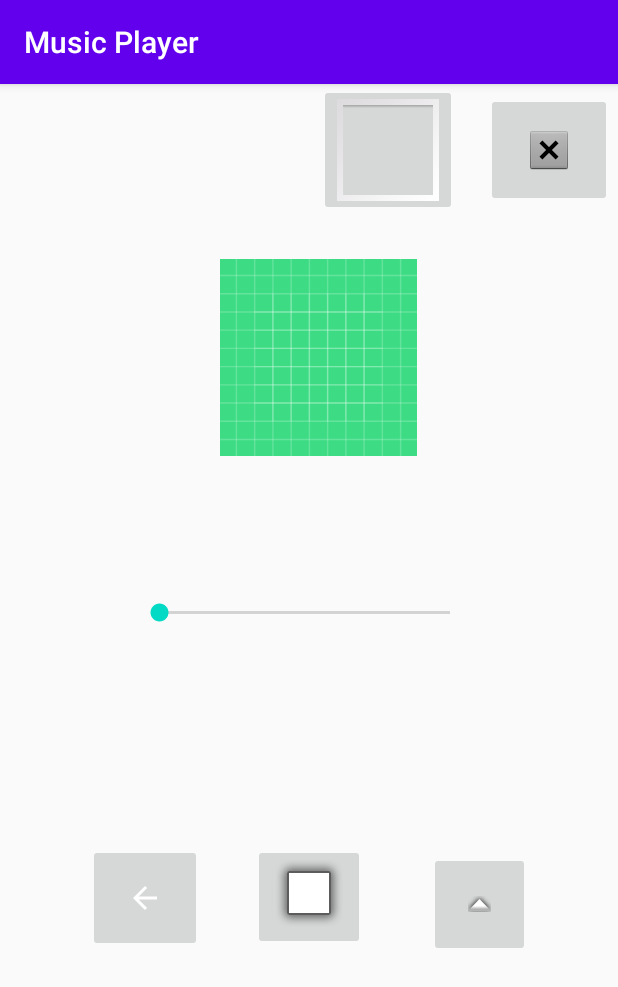
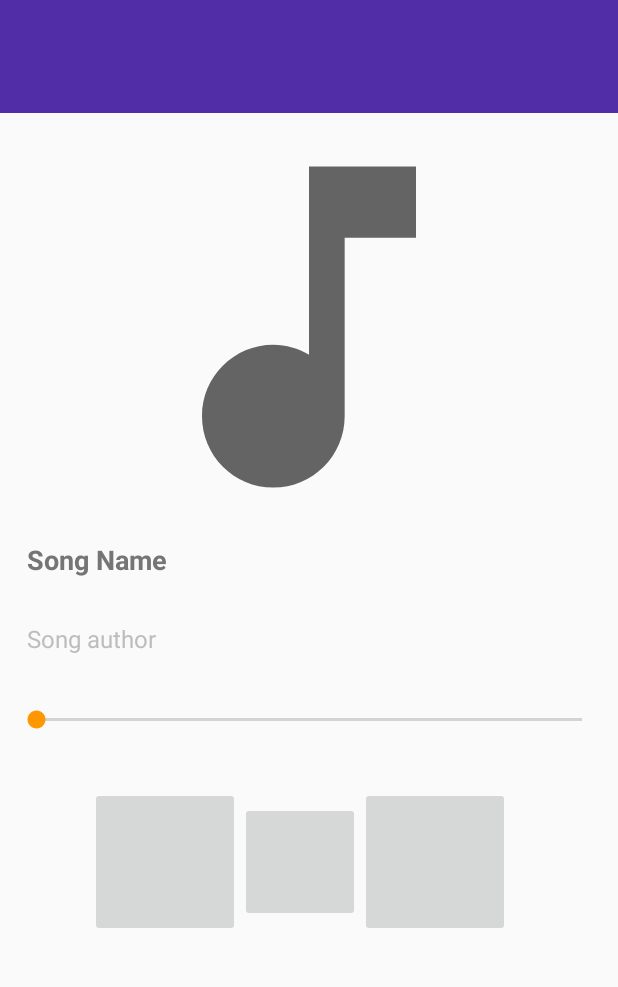
Before and after one commit to Birugov/SummerPlayer, an Android app: the screen it shows after launch (activity_play), on a phone screen of 412 x 824 dp. Shown: the top 987 px of the screen. Run offline under Robolectric (Android 15) with nearby library versions, the phone set to English and light mode, and no system bars.

Commit message:
start of designing

```diff
--- a/app/build.gradle
+++ b/app/build.gradle
@@ -31,4 +31,5 @@
     testImplementation 'junit:junit:4.12'
     androidTestImplementation 'androidx.test.ext:junit:1.1.1'
     androidTestImplementation 'androidx.test.espresso:espresso-core:3.2.0'
+    implementation 'com.google.android.material:material:1.1.0'
 }
--- a/app/src/main/AndroidManifest.xml
+++ b/app/src/main/AndroidManifest.xml
@@ -11,11 +11,11 @@
         android:roundIcon="@mipmap/ic_launcher_round"
         android:supportsRtl="true"
         android:theme="@style/AppTheme">
-        <activity android:name=".acticity_setting"></activity>
+        <activity android:name=".acticity_setting" />
         <activity android:name=".activity_main" />
         <activity
             android:name=".activity_play"
-            android:screenOrientation="portrait">
+            android:screenOrientation="fullSensor">
             <intent-filter>
                 <action android:name="android.intent.action.MAIN" />
 
--- /dev/null
+++ b/app/src/main/res/drawable-v24/baseline_arrow_back_ios_24.xml
@@ -0,0 +1,10 @@
+<vector xmlns:android="http://schemas.android.com/apk/res/android"
+    android:width="24dp"
+    android:height="24dp"
+    android:viewportWidth="24"
+    android:viewportHeight="24"
+    android:tint="?attr/colorControlNormal">
+  <path
+      android:fillColor="@android:color/white"
+      android:pathData="M11.67,3.87L9.9,2.1 0,12l9.9,9.9 1.77,-1.77L3.54,12z"/>
+</vector>
--- /dev/null
+++ b/app/src/main/res/drawable-v24/baseline_music_note_24.xml
@@ -0,0 +1,10 @@
+<vector xmlns:android="http://schemas.android.com/apk/res/android"
+    android:width="24dp"
+    android:height="24dp"
+    android:viewportWidth="24"
+    android:viewportHeight="24"
+    android:tint="?attr/colorControlNormal">
+  <path
+      android:fillColor="@android:color/white"
+      android:pathData="M12,3v10.55c-0.59,-0.34 -1.27,-0.55 -2,-0.55 -2.21,0 -4,1.79 -4,4s1.79,4 4,4 4,-1.79 4,-4V7h4V3h-6z"/>
+</vector>
--- /dev/null
+++ b/app/src/main/res/drawable-v24/baseline_settings_24.xml
@@ -0,0 +1,10 @@
+<vector xmlns:android="http://schemas.android.com/apk/res/android"
+    android:width="24dp"
+    android:height="24dp"
+    android:viewportWidth="24"
+    android:viewportHeight="24"
+    android:tint="?attr/colorControlNormal">
+  <path
+      android:fillColor="@android:color/white"
+      android:pathData="M19.14,12.94c0.04,-0.3 0.06,-0.61 0.06,-0.94c0,-0.32 -0.02,-0.64 -0.07,-0.94l2.03,-1.58c0.18,-0.14 0.23,-0.41 0.12,-0.61l-1.92,-3.32c-0.12,-0.22 -0.37,-0.29 -0.59,-0.22l-2.39,0.96c-0.5,-0.38 -1.03,-0.7 -1.62,-0.94L14.4,2.81c-0.04,-0.24 -0.24,-0.41 -0.48,-0.41h-3.84c-0.24,0 -0.43,0.17 -0.47,0.41L9.25,5.35C8.66,5.59 8.12,5.92 7.63,6.29L5.24,5.33c-0.22,-0.08 -0.47,0 -0.59,0.22L2.74,8.87C2.62,9.08 2.66,9.34 2.86,9.48l2.03,1.58C4.84,11.36 4.8,11.69 4.8,12s0.02,0.64 0.07,0.94l-2.03,1.58c-0.18,0.14 -0.23,0.41 -0.12,0.61l1.92,3.32c0.12,0.22 0.37,0.29 0.59,0.22l2.39,-0.96c0.5,0.38 1.03,0.7 1.62,0.94l0.36,2.54c0.05,0.24 0.24,0.41 0.48,0.41h3.84c0.24,0 0.44,-0.17 0.47,-0.41l0.36,-2.54c0.59,-0.24 1.13,-0.56 1.62,-0.94l2.39,0.96c0.22,0.08 0.47,0 0.59,-0.22l1.92,-3.32c0.12,-0.22 0.07,-0.47 -0.12,-0.61L19.14,12.94zM12,15.6c-1.98,0 -3.6,-1.62 -3.6,-3.6s1.62,-3.6 3.6,-3.6s3.6,1.62 3.6,3.6S13.98,15.6 12,15.6z"/>
+</vector>
--- a/app/src/main/res/layout/activity_play.xml
+++ b/app/src/main/res/layout/activity_play.xml
@@ -1,69 +1,108 @@
 <?xml version="1.0" encoding="utf-8"?>
-<AbsoluteLayout xmlns:android="http://schemas.android.com/apk/res/android"
+<LinearLayout xmlns:android="http://schemas.android.com/apk/res/android"
     xmlns:app="http://schemas.android.com/apk/res-auto"
     xmlns:tools="http://schemas.android.com/tools"
+    android:id="@+id/main_layout"
     android:layout_width="match_parent"
     android:layout_height="match_parent"
-    tools:context=".activity_play"
-    android:orientation="vertical">
+    android:orientation="vertical"
+    tools:context=".activity_play">
+
+    <RelativeLayout
+        android:id="@+id/exit_and_settings_layout"
+        android:layout_width="match_parent"
+        android:layout_height="wrap_content"
+        android:background="@color/primary_dark">
+
+
+        <ImageButton
+            android:id="@+id/mainImageButton"
+            android:layout_width="75dp"
+            android:layout_height="75dp"
+            android:layout_alignParentStart="true"
+            android:background="@color/primary_dark"
+            android:contentDescription="@string/exit_button" />
+
+        <ImageButton
+            android:id="@+id/settingImageButton"
+            android:layout_width="75dp"
+            android:layout_height="75dp"
+            android:layout_alignParentEnd="true"
+            android:background="@color/primary_dark" />
+    </RelativeLayout>
 
     <ImageView
         android:id="@+id/imageView"
-        android:layout_width="131dp"
-        android:layout_height="131dp"
-        android:layout_x="147dp"
-        android:layout_y="117dp"
-        app:srcCompat="@drawable/ic_launcher_background"
-        tools:layout_editor_absoluteX="151dp"
-        tools:layout_editor_absoluteY="83dp" />
+        android:layout_width="match_parent"
+        android:layout_height="285dp"
+        app:srcCompat="@drawable/baseline_music_note_24" />
+
+    <TextView
+        android:id="@+id/name_song"
+        style="@style/Widget.AppCompat.TextView.SpinnerItem"
+        android:layout_width="match_parent"
+        android:layout_height="54dp"
+        android:layout_marginStart="10dp"
+        android:textStyle="bold"
+        android:textSize="18sp"
+        android:foregroundTint="@color/secondary_text"
+        android:text="@string/song_name"
+        android:textColor="@color/secondary_text"
+        android:textColorHighlight="@color/secondary_text"
+        android:textColorHint="@color/secondary_text"
+        android:textColorLink="@color/secondary_text"
+        app:drawableTint="@color/secondary_text" />
+
+    <TextView
+        android:id="@+id/author_song"
+        style="@style/Widget.AppCompat.TextView.SpinnerItem"
+        android:layout_width="match_parent"
+        android:layout_height="50dp"
+        android:layout_marginStart="10dp"
+        android:text="@string/song_author"
+        android:textColor="@color/divider"
+        android:textColorHighlight="@color/divider"
+        android:textSize="16sp" />
 
     <SeekBar
-        android:id="@+id/seekBar"
-        android:layout_width="226dp"
-        android:layout_height="110dp"
-        android:layout_weight="1"
-        android:layout_x="90dp"
-        android:layout_y="298dp" />
+        android:id="@+id/seekBar2"
+        android:layout_width="match_parent"
+        android:layout_height="30dp"
+        android:layout_marginStart="8dp"
+        android:layout_marginEnd="8dp"
+        app:layout_constraintEnd_toEndOf="parent"
+        app:layout_constraintStart_toStartOf="parent"
+        app:layout_constraintTop_toTopOf="parent" />
 
-    <ImageButton
-        android:id="@+id/leftImageButton"
-        android:layout_width="76dp"
-        android:layout_height="72dp"
-        android:layout_x="59dp"
-        android:layout_y="507dp"
-        app:srcCompat="@drawable/abc_vector_test" />
+    <LinearLayout
+        android:id="@+id/work_with_song_layout"
+        android:layout_width="match_parent"
+        android:layout_height="match_parent"
+        android:orientation="horizontal">
 
-    <ImageButton
-        android:id="@+id/playImageButton"
-        android:layout_width="wrap_content"
-        android:layout_height="wrap_content"
-        android:layout_x="169dp"
-        android:layout_y="507dp"
-        app:srcCompat="@android:drawable/alert_light_frame" />
+        <ImageButton
+            android:id="@+id/leftImageButton"
+            android:layout_width="100dp"
+            android:layout_height="100dp"
+            android:layout_marginLeft="60dp"
+            android:layout_marginTop="30dp"
+            android:contentDescription="@string/left_button" />
 
-    <ImageButton
-        android:id="@+id/rightImageButton"
-        android:layout_width="67dp"
-        android:layout_height="70dp"
-        android:layout_x="286dp"
-        android:layout_y="512dp"
-        app:srcCompat="@android:drawable/arrow_up_float" />
+        <ImageButton
+            android:id="@+id/playImageButton"
+            android:layout_width="80dp"
+            android:layout_height="80dp"
+            android:layout_marginTop="40dp"
+            android:contentDescription="@string/play_button" />
 
-    <ImageButton
-        android:id="@+id/settingImageButton"
-        android:layout_width="84dp"
-        android:layout_height="76dp"
-        android:layout_x="324dp"
-        android:layout_y="6dp"
-        app:srcCompat="@android:drawable/btn_dialog" />
-
-    <ImageButton
-        android:id="@+id/mainImageButton"
-        android:layout_width="wrap_content"
-        android:layout_height="wrap_content"
-        android:layout_x="213dp"
-        android:layout_y="0dp"
-        app:srcCompat="@android:drawable/gallery_thumb" />
+        <ImageButton
+            android:id="@+id/rightImageButton"
+            android:layout_width="100dp"
+            android:layout_height="100dp"
+            android:layout_marginRight="50dp"
+            android:layout_marginTop="30dp"
+            android:contentDescription="@string/right_button" />
+    </LinearLayout>
 
 
-</AbsoluteLayout>
+</LinearLayout>
--- a/app/src/main/res/values/colors.xml
+++ b/app/src/main/res/values/colors.xml
@@ -1,6 +1,11 @@
 <?xml version="1.0" encoding="utf-8"?>
 <resources>
-    <color name="colorPrimary">#6200EE</color>
-    <color name="colorPrimaryDark">#3700B3</color>
-    <color name="colorAccent">#03DAC5</color>
+    <color name="primary">#673AB7</color>
+    <color name="primary_dark">#512DA8</color>
+    <color name="primary_light">#D1C4E9</color>
+    <color name="accent">#FF9800</color>
+    <color name="primary_text">#212121</color>
+    <color name="secondary_text">#757575</color>
+    <color name="icons">#FFFFFF</color>
+    <color name="divider">#BDBDBD</color>
 </resources>
--- a/app/src/main/res/values/strings.xml
+++ b/app/src/main/res/values/strings.xml
@@ -1,3 +1,9 @@
 <resources>
     <string name="app_name">TestSummer</string>
+    <string name="exit_button">Exit button</string>
+    <string name="song_name">Song Name</string>
+    <string name="song_author">Song author</string>
+    <string name="left_button">left_button</string>
+    <string name="play_button">play_button</string>
+    <string name="right_button">right_button</string>
 </resources>
--- a/app/src/main/res/values/styles.xml
+++ b/app/src/main/res/values/styles.xml
@@ -1,11 +1,11 @@
 <resources>
 
     <!-- Base application theme. -->
-    <style name="AppTheme" parent="Theme.AppCompat.Light.DarkActionBar">
+    <style name="AppTheme" parent="Theme.AppCompat.Light.NoActionBar">
         <!-- Customize your theme here. -->
-        <item name="colorPrimary">@color/colorPrimary</item>
-        <item name="colorPrimaryDark">@color/colorPrimaryDark</item>
-        <item name="colorAccent">@color/colorAccent</item>
+        <item name="colorPrimary">@color/primary</item>
+        <item name="colorPrimaryDark">@color/primary_dark</item>
+        <item name="colorAccent">@color/accent</item>
         <item name="android:windowFullscreen">true</item>
     </style>
 
```
Also changed, not shown: 2 other files.
